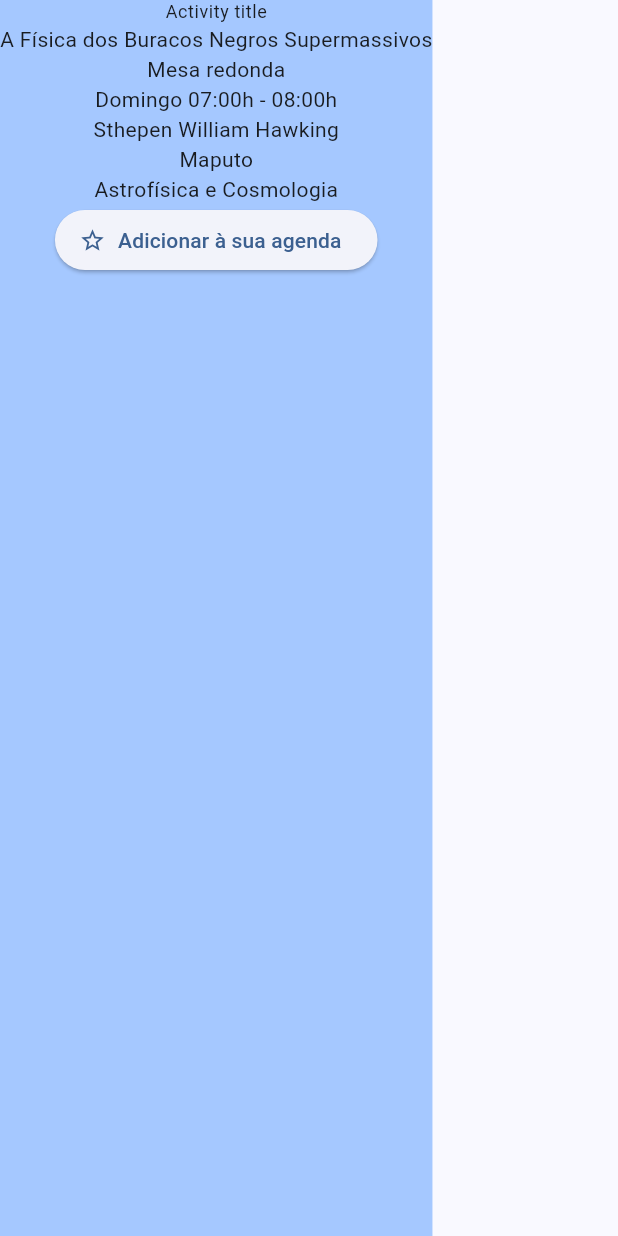
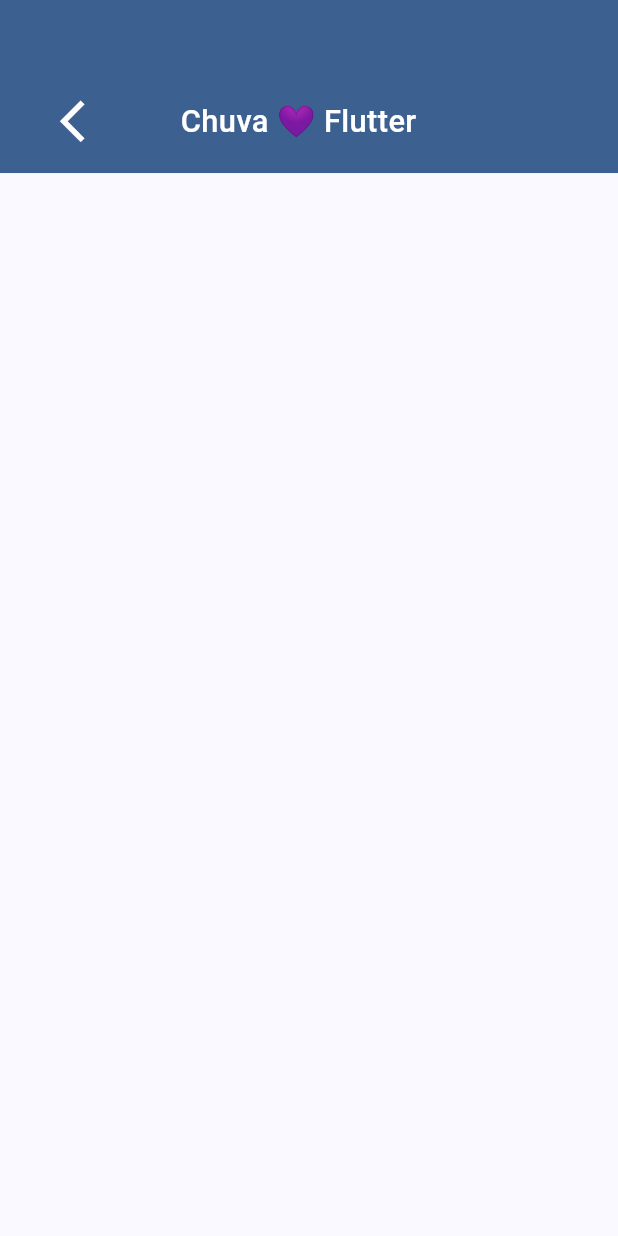
Before and after one commit to JoseGoncalvess/exercicios-2024, a Flutter app: the Activity screen opened directly, on a phone screen of 412 x 824 dp. Run offline on Flutter 3.47's test engine with Material 3 defaults, Android fonts, the phone set to English and light mode, and no system bars; our stand-ins replace from_css_color.

Commit message:
[estrutura] custom appbar activity

```diff
--- a/lib/main.dart
+++ b/lib/main.dart
@@ -1,5 +1,6 @@
 import 'package:flutter/material.dart';
 
+import 'pages/activity/activity.dart';
 import 'pages/calendar/calendar.dart';
 import 'package:from_css_color/from_css_color.dart';
 
@@ -18,7 +19,8 @@ class ChuvaDart extends StatelessWidget {
         colorScheme: ColorScheme.fromSeed(seedColor: fromCssColor('#456189')),
         useMaterial3: true,
       ),
-      home: const Calendar(),
+      home: Activity()
+      // const Calendar(),
     );
   }
 }
--- a/lib/pages/activity/activity.dart
+++ b/lib/pages/activity/activity.dart
@@ -1,5 +1,7 @@
 
+import 'package:chuva_dart/widgets/custom_app_bar_widget.dart';
 import 'package:flutter/material.dart';
+import 'package:flutter/widgets.dart';
 
 class Activity extends StatefulWidget {
   const Activity({super.key});
@@ -13,32 +15,19 @@ class _ActivityState extends State<Activity> {
 
   @override
   Widget build(BuildContext context) {
-    return Container(
-      color: Theme.of(context).colorScheme.inversePrimary,
-      child: Column(children: [
-        Text(
-          'Activity title',
-          style: Theme.of(context).textTheme.bodySmall,
+    return Scaffold(
+      body:Container(
+        width: MediaQuery.of(context).size.width,
+        height: MediaQuery.of(context).size.height,
+        child:
+        Column(
+          children: [
+            CustomAppBarWidget(),
+
+          ],
         ),
-        const Text('A Física dos Buracos Negros Supermassivos'),
-        const Text('Mesa redonda'),
-        const Text('Domingo 07:00h - 08:00h'),
-        const Text('Sthepen William Hawking'),
-        const Text('Maputo'),
-        const Text('Astrofísica e Cosmologia'),
-        ElevatedButton.icon(
-          onPressed: () {
-            setState(() {
-              _favorited = !_favorited;
-            });
-          },
-          icon: _favorited
-              ? const Icon(Icons.star)
-              : const Icon(Icons.star_outline),
-          label: Text(
-              _favorited ? 'Remover da sua agenda' : 'Adicionar à sua agenda'),
-        )
-      ]),
-    );
+      )
+
+      );
   }
 }
--- a/lib/pages/calendar/calendar.dart
+++ b/lib/pages/calendar/calendar.dart
@@ -1,9 +1,6 @@
-import 'package:chuva_dart/pages/calendar/widgets/custom_app_bar_widget.dart';
+import 'package:chuva_dart/pages/calendar/widgets/app_bar_widget.dart';
 import 'package:chuva_dart/pages/calendar/widgets/list_events_widget.dart';
-import 'package:flutter/cupertino.dart';
 import 'package:flutter/material.dart';
-import 'package:flutter/widgets.dart';
-
 import 'widgets/data_select_widget.dart';
 
 
@@ -15,15 +12,6 @@ class Calendar extends StatefulWidget {
 }
 
 class _CalendarState extends State<Calendar> {
-  // DateTime _currentDate = DateTime(2023, 11, 26);
-  // bool _clicked = false;
-
-
-  // void _changeDate(DateTime newDate) {
-  //   setState(() {
-  //     _currentDate = newDate;
-  //   });
-  // }
 
   @override
   Widget build(BuildContext context) {
@@ -31,11 +19,11 @@ class _CalendarState extends State<Calendar> {
       body: Container(
         height: MediaQuery.of(context).size.height,
         width: MediaQuery.of(context).size.width,
-        child: Column(
-          children: [
-            const  CustomAppBarWidget(),
-           const DataSelectWidget(),
-           ListEventsWidget()
+        child: const Column(
+          children:   [
+            AppBarWidget(),
+            DataSelectWidget(),
+            ListEventsWidget()
            ,
           ],
         ),
@@ -43,58 +31,3 @@ class _CalendarState extends State<Calendar> {
     );
   }
 }
-
-
-
-
-// Center(
-//         child: Column(
-//           mainAxisAlignment: MainAxisAlignment.center,
-//           children: <Widget>[
-//             const Text(
-//               'Programação',
-//             ),
-//             const Text(
-//               'Nov',
-//             ),
-//             const Text(
-//               '2023',
-//             ),
-//             OutlinedButton(
-//               onPressed: () {
-//                 _changeDate(DateTime(2023, 11, 26));
-//               },
-//               child: Text(
-//                 '26',
-//                 style: Theme.of(context).textTheme.headlineMedium,
-//               ),
-//             ),
-//             OutlinedButton(
-//               onPressed: () {
-//                 _changeDate(DateTime(2023, 11, 28));
-//               },
-//               child: Text(
-//                 '28',
-//                 style: Theme.of(context).textTheme.headlineMedium,
-//               ),
-//             ),
-//             if (_currentDate.day == 26)
-//               OutlinedButton(
-//                   onPressed: () {
-//                     setState(() {
-//                       _clicked = true;
-//                     });
-//                   },
-//                   child: const Text('Mesa redonda de 07:00 até 08:00')),
-//             if (_currentDate.day == 28)
-//               OutlinedButton(
-//                   onPressed: () {
-//                     setState(() {
-//                       _clicked = true;
-//                     });
-//                   },
-//                   child: const Text('Palestra de 09:30 até 10:00')),
-//             if (_currentDate.day == 26 && _clicked) const Activity(),
-//           ],
-//         ),
-//       ),
--- a/lib/pages/calendar/widgets/custom_app_bar_widget.dart
+++ b/lib/pages/calendar/widgets/app_bar_widget.dart
@@ -1,9 +1,9 @@
 import 'package:flutter/material.dart';
 import 'package:from_css_color/from_css_color.dart';
 
-class CustomAppBarWidget extends StatelessWidget {
+class AppBarWidget extends StatelessWidget {
 
-  const CustomAppBarWidget({ super.key });
+  const AppBarWidget({ super.key });
 
    @override
    Widget build(BuildContext context) {
@@ -15,7 +15,7 @@ class CustomAppBarWidget extends StatelessWidget {
             ),
             child: Column(
               crossAxisAlignment: CrossAxisAlignment.center,
-       mainAxisAlignment: MainAxisAlignment.center,
+              mainAxisAlignment: MainAxisAlignment.center,
               children: [
                 Row(
                   mainAxisAlignment: MainAxisAlignment.start,
@@ -69,5 +69,5 @@ class CustomAppBarWidget extends StatelessWidget {
               ],
             ),
           );
-  }
 }
+}
--- a/lib/pages/calendar/widgets/list_events_widget.dart
+++ b/lib/pages/calendar/widgets/list_events_widget.dart
@@ -1,8 +1,6 @@
 import 'package:flutter/cupertino.dart';
 import 'package:flutter/material.dart';
 import 'package:flutter/widgets.dart';
-import 'package:from_css_color/from_css_color.dart';
-
 import 'event_card_widget.dart';
 
 class ListEventsWidget extends StatelessWidget {
@@ -16,8 +14,7 @@ class ListEventsWidget extends StatelessWidget {
             height: MediaQuery.of(context).size.height * 0.7,
           child: ListView.builder(
             itemCount: 10,
-            itemBuilder: (context, index) => EventCardWidget() ,
-
+            itemBuilder: (context, index) => const EventCardWidget() ,
           ),
           );
 
--- /dev/null
+++ b/lib/widgets/custom_app_bar_widget.dart
@@ -0,0 +1,35 @@
+import 'package:flutter/material.dart';
+
+class CustomAppBarWidget extends StatelessWidget {
+
+  const CustomAppBarWidget({ super.key });
+
+   @override
+   Widget build(BuildContext context) {
+       return Container(
+              alignment: Alignment.bottomCenter,
+              decoration: BoxDecoration(
+                color: Theme.of(context).primaryColor
+              ),
+              height: MediaQuery.of(context).size.height * 0.14,
+              child: Padding(
+                padding: const EdgeInsets.symmetric(vertical: 10.0),
+                child: Row(
+                  crossAxisAlignment: CrossAxisAlignment.center,
+                  mainAxisAlignment: MainAxisAlignment.spaceAround,
+                    children: [
+                      IconButton(onPressed: (){}, icon: Icon(color: Colors.white,
+                      size: MediaQuery.of(context).size.width* 0.08,
+                      Icons.arrow_back_ios_new_outlined)),
+                      Container(
+                        width: MediaQuery.of(context).size.width * 0.65,
+                        child: Text('Chuva 💜 Flutter',style: TextStyle(
+                              color: Colors.white,
+                              fontSize:MediaQuery.of(context).size.width *0.05, fontWeight: FontWeight.w500),),
+                      )
+                    ],
+                  ),
+              ),
+            );
+  }
+}
```
